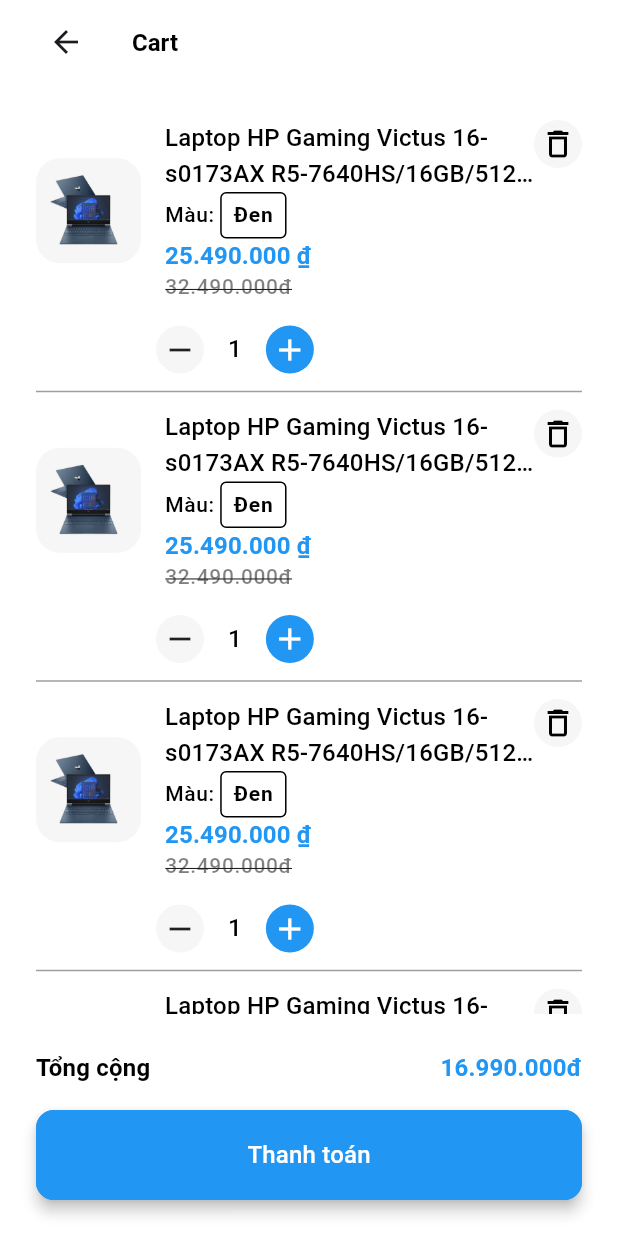
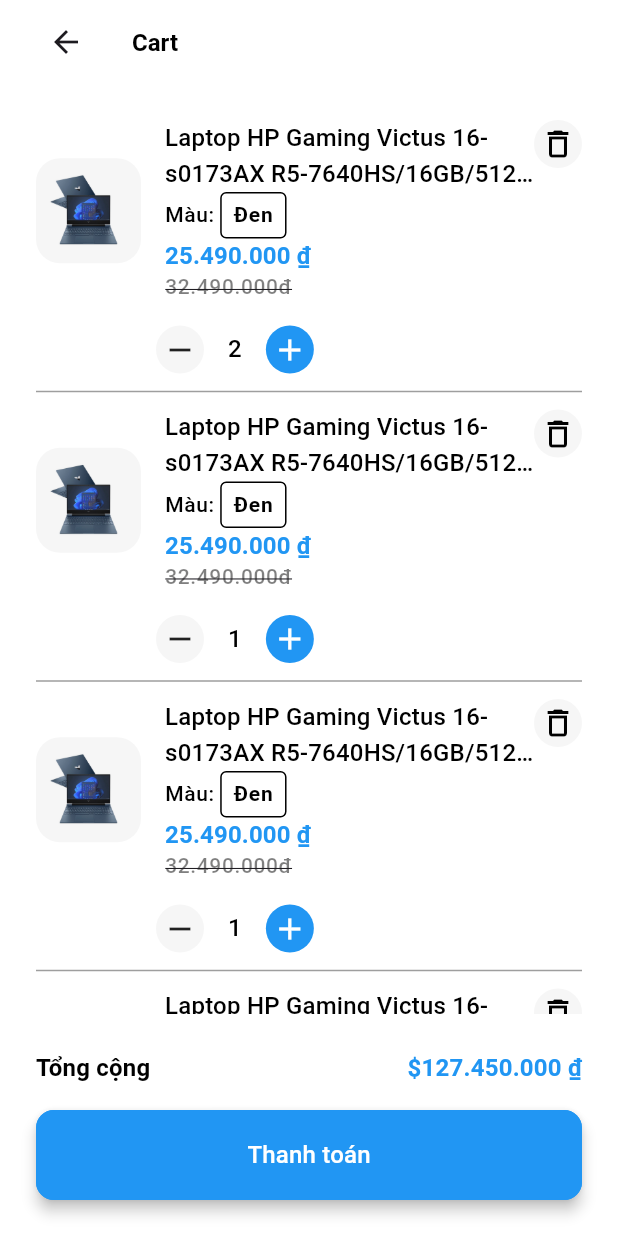
Before and after one commit to SFAri/flutterApp, a Flutter app: the CartScreen screen opened directly, after a tap on the "add" icon, on a phone screen of 412 x 824 dp. Run offline on Flutter 3.47's test engine with Material 3 defaults, Android fonts, the phone set to English and light mode, and no system bars; our stand-ins replace carousel_slider, flutter_rating_bar, get, get_storage, iconsax_flutter, logger; accounts and stored records are empty; Roboto replaces fonts that are missing (Poppins).

Commit message:
Add Checkout Screen and enhance Cart Screen

```diff
--- a/FE/ecommerce/lib/common/widgets/texts/section_heading.dart
+++ b/FE/ecommerce/lib/common/widgets/texts/section_heading.dart
@@ -24,6 +24,7 @@
     return Padding(
       padding: EdgeInsets.only(left: padding),
       child: Row(
+        mainAxisAlignment: MainAxisAlignment.spaceBetween,
         children: [
           Text(title, style: Theme.of(context).textTheme.headlineSmall!.apply(color: textColor), maxLines: 1, overflow: TextOverflow.ellipsis,),
           if(showActionButton)
--- a/FE/ecommerce/lib/features/shop/cart/cart.dart
+++ b/FE/ecommerce/lib/features/shop/cart/cart.dart
@@ -1,17 +1,22 @@
-import 'package:ecommerce/utils/helpers/helper_functions.dart';
+import 'package:ecommerce/features/shop/cart/widgets/cart_items.dart';
+import 'package:ecommerce/utils/helpers/format_functions.dart';
 import 'package:flutter/material.dart';
+import 'package:ecommerce/features/shop/checkout/checkout.dart';
 import 'package:ecommerce/features/shop/cart/models/Cart.dart';
 import 'package:ecommerce/common/widgets/appbar/appbar.dart';
-import 'package:ecommerce/common/widgets/icons/circular_icon.dart';
-import 'package:ecommerce/features/shop/cart/widgets/cart_item.dart';
 import 'package:ecommerce/utils/constants/colors.dart';
 import 'package:ecommerce/utils/constants/sizes.dart';
 
 import 'package:ecommerce/features/shop/cart/models/Product.dart';
 
-class CartScreen extends StatelessWidget {
-  CartScreen({super.key});
+class CartScreen extends StatefulWidget {
+  const CartScreen({super.key});
 
+  @override
+  State<CartScreen> createState() => _CartScreenState();
+}
+
+class _CartScreenState extends State<CartScreen> {
   final List<Product> products = [
     Product(
         name:
@@ -55,16 +60,17 @@
             "Laptop HP Gaming Victus 16-s0173AX R5-7640HS/16GB/512GB/16 144Hz/GeForce RTX3050 6GB/Win11_A9LG9PA"),
   ];
 
+  CartModel cart = CartModel();
   @override
   Widget build(BuildContext context) {
     // Initialize CartModel with sample data
-    CartModel cart = CartModel();
     cart.initialize(products);
     // final cart = Provider.of<CartModel>(context);
 
     return Scaffold(
         appBar: CAppBar(
-          showBackArrows: true,
+          leadingIcon: Icons.arrow_back,
+          leadingOnPressed: () => Navigator.pop(context),
           title: Text('Cart',
               style: Theme.of(context).textTheme.titleLarge?.copyWith(
                     fontWeight: FontWeight.bold,
@@ -73,61 +79,14 @@
         body: SingleChildScrollView(
           child: Padding(
               padding: EdgeInsets.all(CSizes.defaultSpace),
-              child: cart.items.isEmpty
-                  ? Center(
-                      child: Text(
-                        'Giỏ hàng của bạn rỗng 🛒',
-                        style: TextStyle(fontSize: 18, color: Colors.grey),
-                      ),
-                    )
-                  : Column(children: [
-                      ListView.separated(
-                        physics: NeverScrollableScrollPhysics(),
-                        separatorBuilder: (_, __) => Divider(
-                          color: CColors.grey,
-                          thickness: 1,
-                          height: CSizes.defaultSpace,
-                        ),
-                        shrinkWrap: true,
-                        itemCount: products.length,
-                        itemBuilder: (_, index) => Column(
-                          children: [
-                            TCartItem(product: products[index], cart: cart),
-                            SizedBox(height: CSizes.spaceBtwItems),
-                            // Quantity
-                            Row(
-                              children: [
-                                SizedBox(width: 80),
-                                TCircularIcon(
-                                    icon: Icons.remove,
-                                    width: 32,
-                                    height: 32,
-                                    backgroundColor:
-                                        CHelperFunctions.isDarkMode(context)
-                                            ? CColors.grey
-                                            : CColors.lightGrey,
-                                    onPressed: () {}),
-                                SizedBox(width: CSizes.spaceBtwItems),
-                                Text(
-                                  '1',
-                                  style:
-                                      Theme.of(context).textTheme.titleMedium,
-                                ),
-                                SizedBox(width: CSizes.spaceBtwItems),
-                                TCircularIcon(
-                                    icon: Icons.add,
-                                    width: 32,
-                                    height: 32,
-                                    color: CColors.textWhite,
-                                    backgroundColor: CColors.primary,
-                                    onPressed: () {}),
-                              ],
-                            ),
-                          ],
-                        ),
-                      ),
-                      const SizedBox(height: CSizes.spaceBtwSections),
-                    ])),
+              child: Column(children: [
+                // Cart Items
+                CCartItems(
+                  cart: cart,
+                  showButtonRemove: true,
+                ),
+                const SizedBox(height: CSizes.spaceBtwSections),
+              ])),
         ),
         // Bottom Navigation Bar
         // Elevated Button for Checkout
@@ -148,7 +107,7 @@
                           ),
                     ),
                     Text(
-                      '16.990.000đ',
+                      '\$${CFormatFunction.formatCurrency(cart.totalPrice)}',
                       style: Theme.of(context).textTheme.titleMedium?.copyWith(
                             color: CColors.primary,
                             fontWeight: FontWeight.bold,
@@ -158,7 +117,17 @@
                 ),
                 const SizedBox(height: CSizes.spaceBtwItems),
                 ElevatedButton(
-                  onPressed: () {},
+                  onPressed: () {
+                    Navigator.push(
+                      context,
+                      MaterialPageRoute(
+                        builder: (_) => CheckoutScreen(
+                          cart: cart,
+                          totalPrice: cart.totalPrice,
+                        ),
+                      ),
+                    );
+                  },
                   style: ElevatedButton.styleFrom(
                     minimumSize: Size(double.infinity, CSizes.buttonHeight),
                     shape: RoundedRectangleBorder(
--- a/FE/ecommerce/lib/features/shop/cart/models/Cart.dart
+++ b/FE/ecommerce/lib/features/shop/cart/models/Cart.dart
@@ -27,4 +27,8 @@
     _cartItems.clear();
     notifyListeners();
   }
+
+  int getQuantity(Product product) {
+    return _cartItems.where((item) => item == product).length;
+  }
 }
--- a/FE/ecommerce/lib/features/shop/cart/models/Product.dart
+++ b/FE/ecommerce/lib/features/shop/cart/models/Product.dart
@@ -3,10 +3,12 @@
   final String image;
   final double price;
   final String description;
+  int quantity;
 
   Product(
       {required this.name,
       required this.image,
       required this.price,
-      required this.description});
+      required this.description,
+      this.quantity = 1});
 }
--- a/FE/ecommerce/lib/features/shop/cart/widgets/cart_item.dart
+++ b/FE/ecommerce/lib/features/shop/cart/widgets/cart_item.dart
@@ -6,17 +6,16 @@
 import 'package:ecommerce/utils/constants/colors.dart';
 import 'package:ecommerce/utils/constants/sizes.dart';
 
-import 'package:ecommerce/features/shop/cart/models/Cart.dart';
 import 'package:ecommerce/features/shop/cart/models/Product.dart';
 
-class TCartItem extends StatelessWidget {
-  final Product product;
-  final CartModel cart;
+class CCartItem extends StatelessWidget {
+  final Product item;
+  final bool showButtonRemove;
 
-  const TCartItem({
+  const CCartItem({
     super.key,
-    required this.product,
-    required this.cart,
+    required this.item,
+    this.showButtonRemove = true,
   });
 
   @override
@@ -26,7 +25,7 @@
       children: [
         // Image
         CRoundedImage(
-          imageUrl: product.image,
+          imageUrl: item.image,
           width: 70,
           height: 70,
           padding: const EdgeInsets.all(CSizes.sm),
@@ -47,14 +46,15 @@
                   // Title
                   Expanded(
                     child: Text(
-                      product.name,
+                      item.name,
                       style: Theme.of(context).textTheme.titleMedium,
                       maxLines: 2,
                       overflow: TextOverflow.ellipsis,
                     ),
                   ),
                   // Remove Button
-                  TCircularIcon(
+                  showButtonRemove
+                      ? TCircularIcon(
                           icon: Icons.delete_outline,
                           width: 32,
                           height: 32,
@@ -63,14 +63,15 @@
                               ? CColors.grey
                               : CColors.lightGrey,
                           onPressed: () {
-                        cart.remove(product);
+                            // cart.remove(item);
                             ScaffoldMessenger.of(context).showSnackBar(
                               SnackBar(
                                 content: Text('Removed from cart'),
                                 duration: Duration(seconds: 1),
                               ),
                             );
-                      }),
+                          })
+                      : const SizedBox.shrink(),
                 ],
               ),
               Row(
@@ -113,7 +114,7 @@
                 ],
               ),
               Text(
-                CFormatFunction.formatCurrency(product.price),
+                CFormatFunction.formatCurrency(item.price),
                 style: Theme.of(context).textTheme.titleSmall?.copyWith(
                       color: CColors.primary,
                       fontWeight: FontWeight.bold,
--- /dev/null
+++ b/FE/ecommerce/lib/features/shop/cart/widgets/cart_items.dart
@@ -0,0 +1,66 @@
+import 'package:flutter/material.dart';
+import 'package:ecommerce/features/shop/cart/models/Cart.dart';
+import 'package:ecommerce/features/shop/cart/widgets/cart_item.dart';
+import 'package:ecommerce/features/shop/cart/widgets/quantity_item.dart';
+import 'package:ecommerce/utils/constants/colors.dart';
+import 'package:ecommerce/utils/constants/sizes.dart';
+
+class CCartItems extends StatefulWidget {
+  final CartModel cart;
+  final bool showButtonRemove;
+
+  const CCartItems({
+    super.key,
+    required this.cart,
+    required this.showButtonRemove,
+  });
+
+  @override
+  State<CCartItems> createState() => _CCartItemsState();
+}
+
+class _CCartItemsState extends State<CCartItems> {
+  void _incrementQuantity(int index) {
+    setState(() {
+      widget.cart.items[index].quantity++;
+    });
+  }
+
+  void _decrementQuantity(int index) {
+    setState(() {
+      if (widget.cart.items[index].quantity > 1) {
+        widget.cart.items[index].quantity--;
+      }
+    });
+  }
+
+  @override
+  Widget build(BuildContext context) {
+    return ListView.separated(
+      physics: NeverScrollableScrollPhysics(),
+      separatorBuilder: (_, __) => Divider(
+        color: CColors.grey,
+        thickness: 1,
+        height: CSizes.defaultSpace,
+      ),
+      shrinkWrap: true,
+      itemCount: widget.cart.items.length,
+      itemBuilder: (_, index) => Column(
+        children: [
+          CCartItem(
+              item: widget.cart.items[index],
+              showButtonRemove: widget.showButtonRemove),
+          const SizedBox(height: CSizes.spaceBtwItems),
+          // Quantity
+          widget.showButtonRemove
+              ? CQuantityItem(
+                  quantity: widget.cart.items[index].quantity,
+                  onIncrement: () => _incrementQuantity(index),
+                  onDecrement: () => _decrementQuantity(index),
+                )
+              : const SizedBox.shrink()
+        ],
+      ),
+    );
+  }
+}
--- /dev/null
+++ b/FE/ecommerce/lib/features/shop/cart/widgets/quantity_item.dart
@@ -0,0 +1,50 @@
+import 'package:flutter/material.dart';
+import 'package:ecommerce/utils/helpers/helper_functions.dart';
+import 'package:ecommerce/common/widgets/icons/circular_icon.dart';
+import 'package:ecommerce/utils/constants/colors.dart';
+import 'package:ecommerce/utils/constants/sizes.dart';
+
+class CQuantityItem extends StatelessWidget {
+  final int quantity;
+  final VoidCallback onIncrement;
+  final VoidCallback onDecrement;
+
+  const CQuantityItem({
+    super.key,
+    required this.quantity,
+    required this.onIncrement,
+    required this.onDecrement,
+  });
+
+  @override
+  Widget build(BuildContext context) {
+    return Row(
+      children: [
+        const SizedBox(width: 80),
+        TCircularIcon(
+          icon: Icons.remove,
+          width: 32,
+          height: 32,
+          backgroundColor: CHelperFunctions.isDarkMode(context)
+              ? CColors.grey
+              : CColors.lightGrey,
+          onPressed: onDecrement,
+        ),
+        const SizedBox(width: CSizes.spaceBtwItems),
+        Text(
+          '$quantity',
+          style: Theme.of(context).textTheme.titleMedium,
+        ),
+        const SizedBox(width: CSizes.spaceBtwItems),
+        TCircularIcon(
+          icon: Icons.add,
+          width: 32,
+          height: 32,
+          color: CColors.textWhite,
+          backgroundColor: CColors.primary,
+          onPressed: onIncrement,
+        ),
+      ],
+    );
+  }
+}
--- a/FE/ecommerce/pubspec.yaml
+++ b/FE/ecommerce/pubspec.yaml
@@ -44,8 +44,8 @@
   assets:
     - assets/images/promotions/
     - assets/images/products/
-    - assets/fonts/
-    - assets/logos/
+    - assets/images/order/
+    - assets/images/payments/
     - assets/icons/categories/
 
   # fonts:
```
Also changed, not shown: FE/ecommerce/lib/common/widgets/products/product_card.dart (+51 -41 lines), FE/ecommerce/lib/features/shop/checkout/checkout.dart (added, +185 -0 lines), FE/ecommerce/lib/features/shop/checkout/widgets/billing_information.dart (added, +90 -0 lines), FE/ecommerce/lib/features/shop/checkout/widgets/coupon_code.dart (added, +50 -0 lines), FE/ecommerce/lib/features/shop/checkout/widgets/success_screen.dart (added, +63 -0 lines), FE/ecommerce/assets/images/order/success.png (added), FE/ecommerce/assets/images/payments/visa.png (added). Lines whose indentation alone changed are shown as unchanged.
